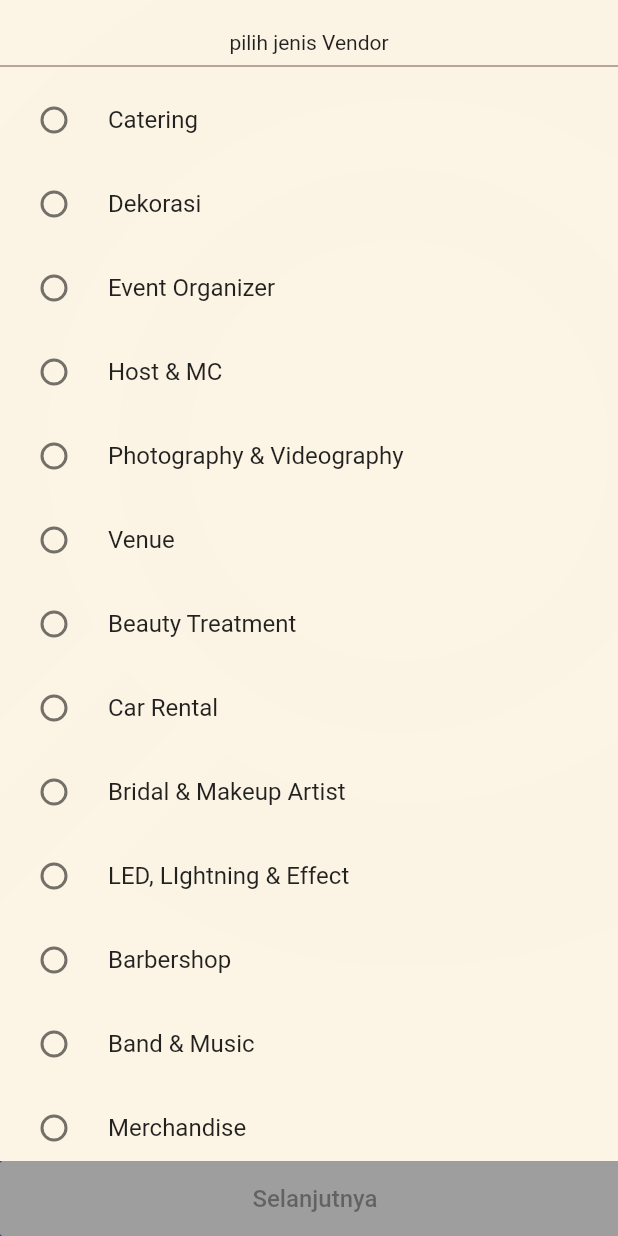
After one commit to carivendor/flutter_sourcecode, a Flutter app: the RadioSelectionType screen opened directly, on a phone screen of 412 x 824 dp. The commit adds this screen. Run offline on Flutter 3.47's test engine with Material 2 defaults, Android fonts, the phone set to English and light mode, and no system bars; missing offline and left inert: gradient_text.

Commit message:
Add files via upload

```diff
--- a/lib/main.dart
+++ b/lib/main.dart
@@ -1,9 +1,10 @@
 import 'package:flutter/material.dart';
 import 'package:flutter_onboarding/pages/AuthPages.dart';
+import 'package:flutter_onboarding/pages/TypeVendorForm.dart';
 import 'package:flutter_onboarding/provider/auth.dart';
 
 import 'package:provider/provider.dart';
-// import 'package:flutter_onboarding/pages/onboarding.dart';
+import 'package:flutter_onboarding/pages/onboarding.dart';
 
 
 void main() => runApp(MyApp());
@@ -33,7 +34,8 @@ class MyApp extends StatelessWidget {
           //   accentColor: Colors.deepOrange,
           //   fontFamily: 'Lato',
           // ),
-          home: AuthScreen(),
+        home : AuthScreen(),
+          // home: AuthScreen(),
           routes: {
             // ProductDetailScreen.routeName: (ctx) => ProductDetailScreen(),
             // CartScreen.routeName: (ctx) => CartScreen(),
--- /dev/null
+++ b/lib/pages/TypeVendorForm.dart
@@ -0,0 +1,128 @@
+import 'package:flutter/material.dart';
+import 'package:flutter/widgets.dart';
+import '../provider/JenisVendor.dart';
+
+class RadioSelectionType extends StatefulWidget {
+  @override
+  _RadioSelectionTypeState createState() => _RadioSelectionTypeState();
+}
+
+class _RadioSelectionTypeState extends State<RadioSelectionType> {
+  int selectedRadio;
+  List<JenisVendor> jenisvendors;
+  JenisVendor selectedjenisVendor;
+  var _onPressed;
+  bool _enabled = false;
+  final String title = 'pilih jenis Vendor';
+
+  @override
+  initState() {
+    super.initState();
+    jenisvendors = JenisVendor.getJenisVendors();
+  }
+
+  setSelectedJenisVendor(JenisVendor jenisVendor) {
+    setState(() {
+      selectedjenisVendor = jenisVendor;
+    });
+  }
+
+// auto create radio list tile dari total jenis vendor yang ada.
+  List<Widget> createRadioListTilejenisvendor() {
+    List<Widget> widgets = [];
+
+    for (JenisVendor jenisVendor in jenisvendors) {
+      widgets.add(
+        RadioListTile(
+          value: jenisVendor,
+          groupValue: selectedjenisVendor,
+          title: Text(jenisVendor.jenisVendorTitle),
+          onChanged: (currentJenisVendor) {
+            print('Current $currentJenisVendor');
+            setSelectedJenisVendor(currentJenisVendor);
+          },
+          selected: selectedjenisVendor == jenisVendor,
+        ),
+      );
+    }
+    return widgets;
+  }
+
+  setButton(bool value) {
+    setState(() {
+      _enabled = value;
+    });
+  }
+
+  @override
+  Widget build(BuildContext context) {
+    // masih mencari cara biar tombol di disable dlu
+    // if (_enabled) {
+    //   _onPressed = () {
+    //     print('tap');
+    //   };
+    // }
+
+    return Scaffold(
+      body: Stack(
+        children: <Widget>[
+          Container(
+            decoration: BoxDecoration(
+              color: Color.fromRGBO(252, 245, 229, 1),
+              image: DecorationImage(
+                image: AssetImage("assets/TransparentBackground.png"),
+                fit: BoxFit.cover,
+              ),
+            ),
+          ),
+          ListView(
+            children: <Widget>[
+              Container(
+                child: Column(
+                  mainAxisAlignment: MainAxisAlignment.start,
+                  children: <Widget>[
+                    Container(
+                      padding: EdgeInsets.only(top: 20),
+                      child: Text(title),
+                    ),
+                    Divider(
+                      color: Colors.brown,
+                    ),
+                    Container(
+                      child: Column(
+                        children: createRadioListTilejenisvendor(),
+                      ),
+                    ),
+                    Container(
+                      height: 50,
+                    ),
+                  ],
+                ),
+              ),
+            ],
+          ),
+          Positioned(
+            bottom: 0,
+            child: Container(
+              height: 50,
+              width: 420,
+              decoration: BoxDecoration(
+                color: Colors.blue[900],
+              ),
+              child: RaisedButton(
+                child: Text(
+                  'Selanjutnya',
+                  style: TextStyle(fontSize: 16),
+                ),
+                onPressed: null,
+                disabledColor: Colors.grey,
+                // disabledTextColor: Colors.grey,
+                elevation: 0,
+              ),
+            ),
+          )
+        ],
+      ),
+    );
+  }
+}
--- a/lib/pages/onboarding.dart
+++ b/lib/pages/onboarding.dart
@@ -1,5 +1,5 @@
 import 'package:flutter/material.dart';
-import '../provider/data.dart';
+import '../provider/dataOnboarding.dart';
 import '../widgets/page_indicator_Onboarding.dart';
 import 'package:gradient_text/gradient_text.dart';
 
--- /dev/null
+++ b/lib/provider/JenisVendor.dart
@@ -0,0 +1,24 @@
+class JenisVendor {
+  int jenisVendorId;
+  String jenisVendorTitle;
+
+  JenisVendor({this.jenisVendorId, this.jenisVendorTitle});
+
+  static List<JenisVendor> getJenisVendors() {
+    return <JenisVendor>[
+      JenisVendor(jenisVendorId: 1, jenisVendorTitle: 'Catering'),
+      JenisVendor(jenisVendorId: 2, jenisVendorTitle: 'Dekorasi'),
+      JenisVendor(jenisVendorId: 3, jenisVendorTitle: 'Event Organizer'),
+      JenisVendor(jenisVendorId: 4, jenisVendorTitle: 'Host & MC'),
+      JenisVendor(jenisVendorId: 5, jenisVendorTitle: 'Photography & Videography'),
+      JenisVendor(jenisVendorId: 6, jenisVendorTitle: 'Venue'),
+      JenisVendor(jenisVendorId: 7, jenisVendorTitle: 'Beauty Treatment'),
+      JenisVendor(jenisVendorId: 8, jenisVendorTitle: 'Car Rental'),
+      JenisVendor(jenisVendorId: 9, jenisVendorTitle: 'Bridal & Makeup Artist'),
+      JenisVendor(jenisVendorId: 10, jenisVendorTitle: 'LED, LIghtning & Effect'),
+      JenisVendor(jenisVendorId: 11, jenisVendorTitle: 'Barbershop'),
+      JenisVendor(jenisVendorId: 12, jenisVendorTitle: 'Band & Music'),
+      JenisVendor(jenisVendorId: 13, jenisVendorTitle: 'Merchandise'),
+    ];
+  }
+}
```
Also changed, not shown: lib/pages/FormIsiDataVendor.dart (added, +36 -0 lines), lib/provider/dataOnboarding.dart (added, +33 -0 lines), lib/pages/AuthPages.dart (line endings or trailing spaces).
